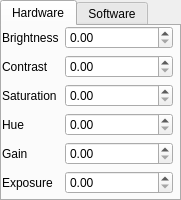
This is gui/ui/camera_settings.ui in PML30robot/aips as Qt 5 draws it before an edit. The edited form follows.
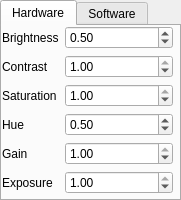
This is the edited form.

The edit to the form file:
```diff
--- a/gui/ui/camera_settings.ui
+++ b/gui/ui/camera_settings.ui
@@ -83,6 +83,9 @@
       </item>
       <item row="1" column="1">
        <widget class="QDoubleSpinBox" name="hContrast">
+        <property name="specialValueText">
+         <string>0,00</string>
+        </property>
         <property name="decimals">
          <number>2</number>
         </property>
@@ -95,10 +98,16 @@
         <property name="singleStep">
          <double>0.010000000000000</double>
         </property>
+        <property name="value">
+         <double>1.000000000000000</double>
+        </property>
        </widget>
       </item>
       <item row="2" column="1">
        <widget class="QDoubleSpinBox" name="hSaturation">
+        <property name="specialValueText">
+         <string>0,00</string>
+        </property>
         <property name="decimals">
          <number>2</number>
         </property>
@@ -111,10 +120,16 @@
         <property name="singleStep">
          <double>0.010000000000000</double>
         </property>
+        <property name="value">
+         <double>1.000000000000000</double>
+        </property>
        </widget>
       </item>
       <item row="3" column="1">
        <widget class="QDoubleSpinBox" name="hHue">
+        <property name="specialValueText">
+         <string>0,00</string>
+        </property>
         <property name="decimals">
          <number>2</number>
         </property>
@@ -127,10 +142,16 @@
         <property name="singleStep">
          <double>0.010000000000000</double>
         </property>
+        <property name="value">
+         <double>0.500000000000000</double>
+        </property>
        </widget>
       </item>
       <item row="4" column="1">
        <widget class="QDoubleSpinBox" name="hGain">
+        <property name="specialValueText">
+         <string>0,00</string>
+        </property>
         <property name="decimals">
          <number>2</number>
         </property>
@@ -143,10 +164,16 @@
         <property name="singleStep">
          <double>0.010000000000000</double>
         </property>
+        <property name="value">
+         <double>1.000000000000000</double>
+        </property>
        </widget>
       </item>
       <item row="5" column="1">
        <widget class="QDoubleSpinBox" name="hExposure">
+        <property name="specialValueText">
+         <string>0,00</string>
+        </property>
         <property name="decimals">
          <number>2</number>
         </property>
@@ -159,15 +186,21 @@
         <property name="singleStep">
          <double>0.010000000000000</double>
         </property>
+        <property name="value">
+         <double>1.000000000000000</double>
+        </property>
        </widget>
       </item>
       <item row="0" column="1">
        <widget class="QDoubleSpinBox" name="hBrightness">
+        <property name="specialValueText">
+         <string>0,00</string>
+        </property>
         <property name="decimals">
          <number>2</number>
         </property>
         <property name="minimum">
-         <double>0.000000000000000</double>
+         <double>-1.000000000000000</double>
         </property>
         <property name="maximum">
          <double>1.000000000000000</double>
@@ -175,6 +208,9 @@
         <property name="singleStep">
          <double>0.010000000000000</double>
         </property>
+        <property name="value">
+         <double>0.500000000000000</double>
+        </property>
        </widget>
       </item>
      </layout>
```
Left out of the diff: 12 changed lines with no effect on the pictures.
